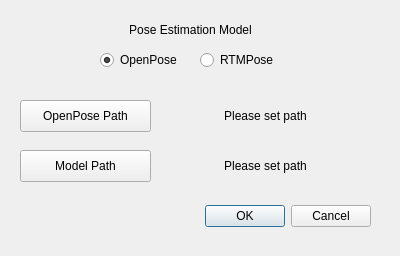
First picture: the form in poseConfiguration.ui, repository mattorga/thesis, before the edit.
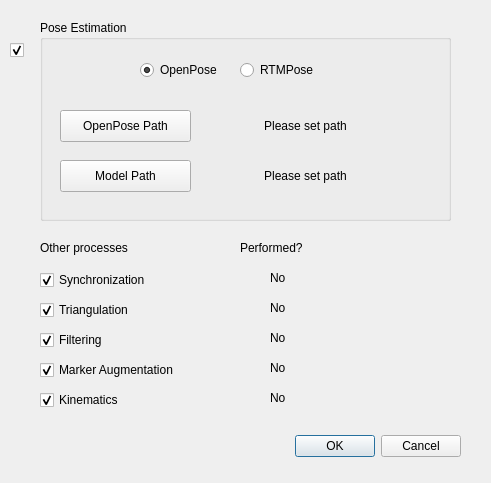
Second picture: the form after the edit.

Patch:
```diff
--- a/poseConfiguration.ui
+++ b/poseConfiguration.ui
@@ -6,8 +6,8 @@
    <rect>
     <x>0</x>
     <y>0</y>
-    <width>400</width>
-    <height>256</height>
+    <width>491</width>
+    <height>483</height>
    </rect>
   </property>
   <property name="windowTitle">
@@ -16,8 +16,8 @@
   <widget class="QDialogButtonBox" name="buttonBox">
    <property name="geometry">
     <rect>
-     <x>30</x>
-     <y>200</y>
+     <x>120</x>
+     <y>430</y>
      <width>341</width>
      <height>32</height>
     </rect>
@@ -29,27 +29,55 @@
     <set>QDialogButtonBox::Cancel|QDialogButtonBox::Ok</set>
    </property>
   </widget>
-  <widget class="QLabel" name="label">
+  <widget class="QGroupBox" name="poseEstimationGroup">
    <property name="geometry">
     <rect>
-     <x>100</x>
+     <x>40</x>
      <y>20</y>
-     <width>181</width>
+     <width>411</width>
+     <height>201</height>
+    </rect>
+   </property>
+   <property name="title">
+    <string>Pose Estimation</string>
+   </property>
+   <widget class="QRadioButton" name="rtmPoseButton">
+    <property name="geometry">
+     <rect>
+      <x>200</x>
+      <y>40</y>
+      <width>100</width>
      <height>20</height>
     </rect>
    </property>
    <property name="text">
-    <string>Pose Estimation Model</string>
-   </property>
-   <property name="alignment">
-    <set>Qt::AlignCenter</set>
+     <string>RTMPose</string>
+    </property>
+    <property name="checked">
+     <bool>false</bool>
+    </property>
+   </widget>
+   <widget class="QRadioButton" name="openPoseButton">
+    <property name="geometry">
+     <rect>
+      <x>100</x>
+      <y>40</y>
+      <width>100</width>
+      <height>20</height>
+     </rect>
+    </property>
+    <property name="text">
+     <string>OpenPose</string>
+    </property>
+    <property name="checked">
+     <bool>true</bool>
    </property>
   </widget>
   <widget class="QStackedWidget" name="poseEstimationPage">
    <property name="geometry">
     <rect>
      <x>10</x>
-     <y>90</y>
+      <y>80</y>
      <width>381</width>
      <height>101</height>
     </rect>
@@ -133,36 +161,192 @@
     </widget>
    </widget>
   </widget>
-  <widget class="QRadioButton" name="openPoseButton">
+  </widget>
+  <widget class="QCheckBox" name="poseEstimationCheck">
    <property name="geometry">
     <rect>
-     <x>100</x>
-     <y>50</y>
-     <width>100</width>
+     <x>10</x>
+     <y>40</y>
+     <width>21</width>
      <height>20</height>
     </rect>
    </property>
    <property name="text">
-    <string>OpenPose</string>
+    <string/>
    </property>
    <property name="checked">
     <bool>true</bool>
    </property>
   </widget>
-  <widget class="QRadioButton" name="rtmPoseButton">
+  <widget class="QCheckBox" name="syncCheck">
    <property name="geometry">
     <rect>
-     <x>200</x>
-     <y>50</y>
-     <width>100</width>
+     <x>40</x>
+     <y>270</y>
+     <width>131</width>
      <height>20</height>
     </rect>
    </property>
    <property name="text">
-    <string>RTMPose</string>
+    <string>Synchronization</string>
    </property>
    <property name="checked">
-    <bool>false</bool>
+    <bool>true</bool>
+   </property>
+  </widget>
+  <widget class="QCheckBox" name="filteringCheck">
+   <property name="geometry">
+    <rect>
+     <x>40</x>
+     <y>330</y>
+     <width>131</width>
+     <height>20</height>
+    </rect>
+   </property>
+   <property name="text">
+    <string>Filtering</string>
+   </property>
+   <property name="checked">
+    <bool>true</bool>
+   </property>
+  </widget>
+  <widget class="QCheckBox" name="triangulationCheck">
+   <property name="geometry">
+    <rect>
+     <x>40</x>
+     <y>300</y>
+     <width>131</width>
+     <height>20</height>
+    </rect>
+   </property>
+   <property name="text">
+    <string>Triangulation</string>
+   </property>
+   <property name="checked">
+    <bool>true</bool>
+   </property>
+  </widget>
+  <widget class="QCheckBox" name="markerAugCheck">
+   <property name="geometry">
+    <rect>
+     <x>40</x>
+     <y>360</y>
+     <width>161</width>
+     <height>20</height>
+    </rect>
+   </property>
+   <property name="text">
+    <string>Marker Augmentation</string>
+   </property>
+   <property name="checked">
+    <bool>true</bool>
+   </property>
+  </widget>
+  <widget class="QLabel" name="label">
+   <property name="geometry">
+    <rect>
+     <x>240</x>
+     <y>240</y>
+     <width>71</width>
+     <height>16</height>
+    </rect>
+   </property>
+   <property name="text">
+    <string>Performed?</string>
+   </property>
+  </widget>
+  <widget class="QLabel" name="syncPerformed">
+   <property name="geometry">
+    <rect>
+     <x>270</x>
+     <y>270</y>
+     <width>51</width>
+     <height>16</height>
+    </rect>
+   </property>
+   <property name="text">
+    <string>No</string>
+   </property>
+  </widget>
+  <widget class="QLabel" name="triangulationPerformed">
+   <property name="geometry">
+    <rect>
+     <x>270</x>
+     <y>300</y>
+     <width>61</width>
+     <height>16</height>
+    </rect>
+   </property>
+   <property name="text">
+    <string>No</string>
+   </property>
+  </widget>
+  <widget class="QLabel" name="filteringPerformed">
+   <property name="geometry">
+    <rect>
+     <x>270</x>
+     <y>330</y>
+     <width>81</width>
+     <height>16</height>
+    </rect>
+   </property>
+   <property name="text">
+    <string>No</string>
+   </property>
+  </widget>
+  <widget class="QLabel" name="markerAugmentationPerformed">
+   <property name="geometry">
+    <rect>
+     <x>270</x>
+     <y>360</y>
+     <width>71</width>
+     <height>16</height>
+    </rect>
+   </property>
+   <property name="text">
+    <string>No</string>
+   </property>
+  </widget>
+  <widget class="QLabel" name="label_7">
+   <property name="geometry">
+    <rect>
+     <x>40</x>
+     <y>240</y>
+     <width>111</width>
+     <height>16</height>
+    </rect>
+   </property>
+   <property name="text">
+    <string>Other processes</string>
+   </property>
+  </widget>
+  <widget class="QCheckBox" name="kinematicsCheck">
+   <property name="geometry">
+    <rect>
+     <x>40</x>
+     <y>390</y>
+     <width>161</width>
+     <height>20</height>
+    </rect>
+   </property>
+   <property name="text">
+    <string>Kinematics</string>
+   </property>
+   <property name="checked">
+    <bool>true</bool>
+   </property>
+  </widget>
+  <widget class="QLabel" name="kinematicsPerformed">
+   <property name="geometry">
+    <rect>
+     <x>270</x>
+     <y>390</y>
+     <width>71</width>
+     <height>16</height>
+    </rect>
+   </property>
+   <property name="text">
+    <string>No</string>
    </property>
   </widget>
  </widget>
```
Lines whose indentation alone changed are shown as unchanged.
